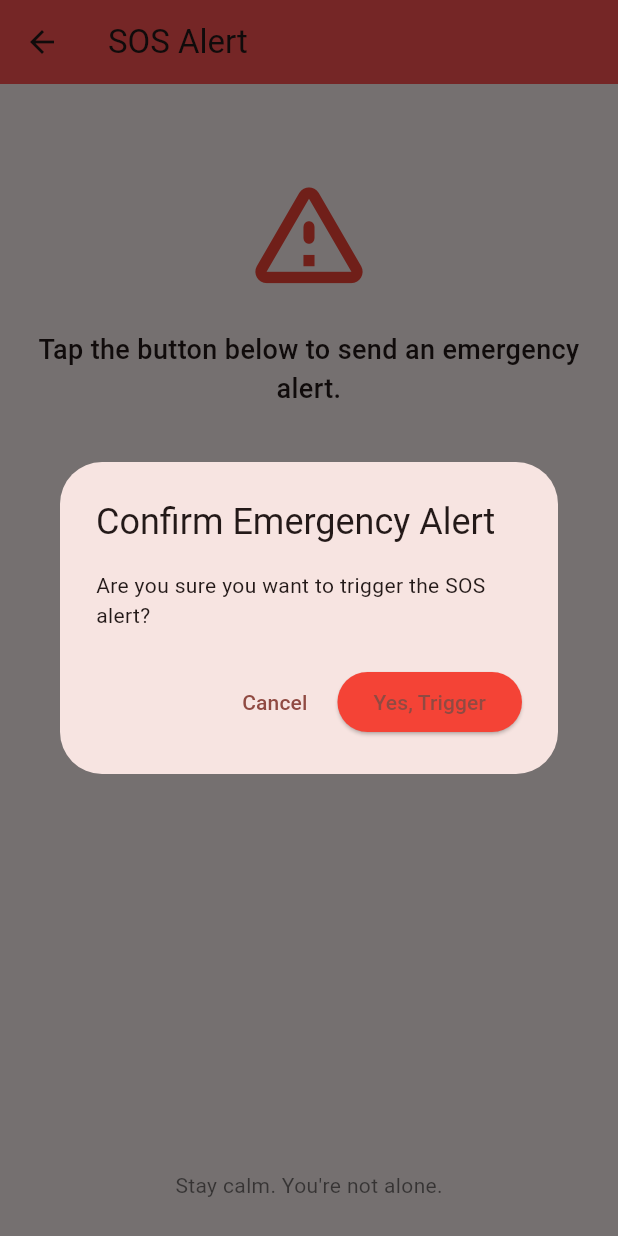
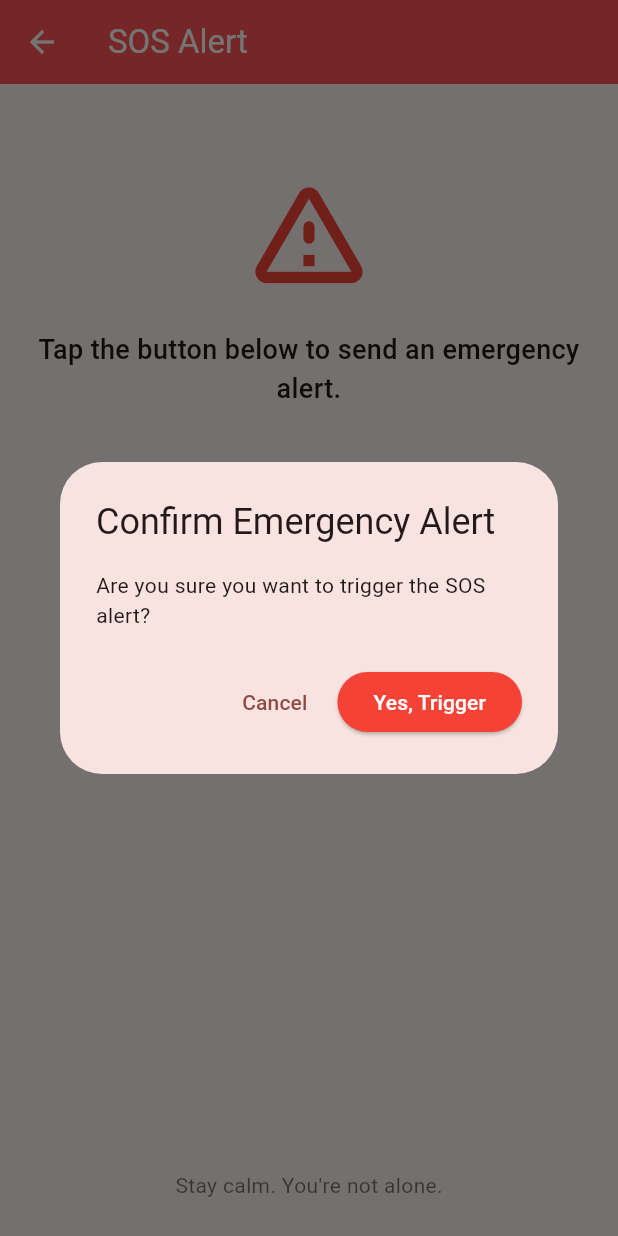
Before and after one commit to sinch-billava935/AlertMate-360, a Flutter app: the SosScreen screen opened directly, after a tap on "Trigger SOS", on a phone screen of 412 x 824 dp. Run offline on Flutter 3.47's test engine with Material 3 defaults, Android fonts, the light colour scheme and no system bars; our stand-ins replace cloud_firestore, firebase_auth, firebase_core, google_maps_flutter, location, shared_preferences; accounts and stored records are empty.

Commit message:
Color update

```diff
--- a/lib/screens/home_screen.dart
+++ b/lib/screens/home_screen.dart
@@ -107,6 +107,7 @@
           IconButton(
             tooltip: 'Account',
             icon: const Icon(Icons.account_circle_outlined),
+            color: Colors.white,
             onPressed: () {
               Navigator.push(
                 context,
--- a/lib/screens/sos_screen.dart
+++ b/lib/screens/sos_screen.dart
@@ -48,7 +48,7 @@
     final loc = await _getLocation();
 
     final sosData = {
-      'userName': userName, // ✅ Add user name
+      'userName': userName,
       'timestamp': FieldValue.serverTimestamp(),
       'latitude': loc['latitude'],
       'longitude': loc['longitude'],
@@ -114,7 +114,10 @@
                     );
                   }
                 },
-                child: const Text("Yes, Trigger"),
+                child: const Text(
+                  "Yes, Trigger",
+                  style: TextStyle(color: Colors.white), // ✅ white text
+                ),
               ),
             ],
           ),
@@ -126,8 +129,11 @@
     return Scaffold(
       backgroundColor: const Color(0xFFFFF5F5),
       appBar: AppBar(
-        title: const Text("SOS Alert"),
+        title: const Text("SOS Alert", style: TextStyle(color: Colors.white)),
         backgroundColor: Colors.redAccent,
+        iconTheme: const IconThemeData(
+          color: Colors.white,
+        ), // ✅ white back arrow
       ),
       body: Padding(
         padding: const EdgeInsets.all(24.0),
@@ -159,11 +165,15 @@
                           color: Colors.white,
                         ),
                       )
-                      : const Icon(Icons.emergency),
+                      : const Icon(
+                        Icons.emergency,
+                        color: Colors.white,
+                      ), // ✅ white icon
               label: Text(
                 isLoading
                     ? "Sending..."
                     : (sosTriggered ? "Please Wait..." : "Trigger SOS"),
+                style: const TextStyle(color: Colors.white), // ✅ white text
               ),
               onPressed: (sosTriggered || isLoading) ? null : _triggerSos,
               style: ElevatedButton.styleFrom(
```
Also changed, not shown: lib/screens/forgot_password_screen.dart (+6 -3 lines).
